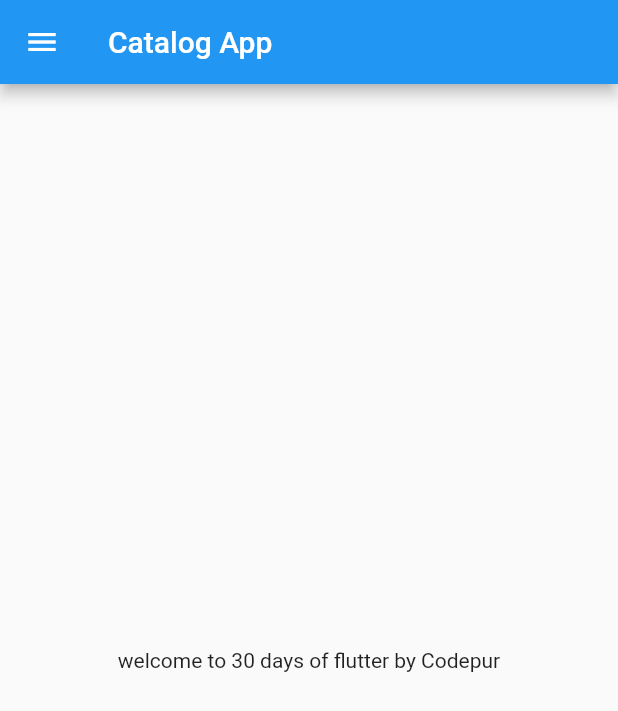
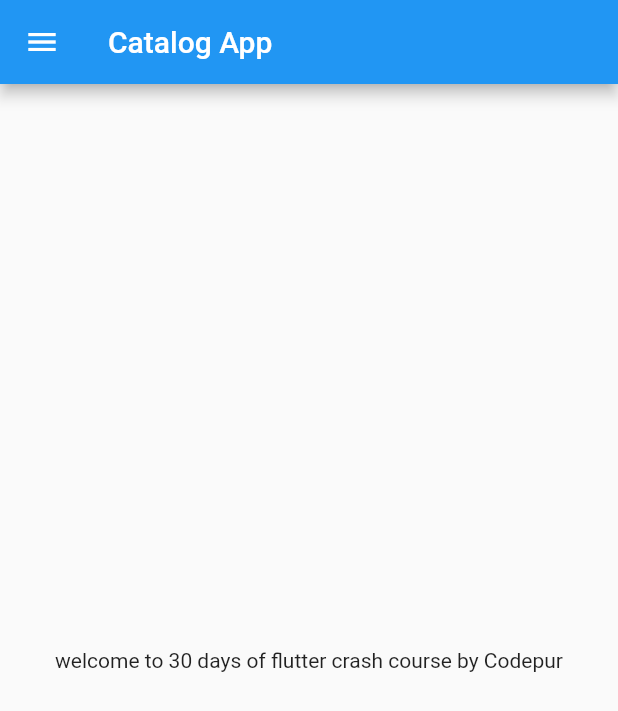
Before and after one commit to CoderRedwing/flutter-app, a Flutter app: the screen it shows after launch, on a phone screen of 412 x 824 dp. Shown: the top 711 px of the screen. Run offline on Flutter 3.47's test engine with Material 2 defaults, Android fonts, the phone set to English and light mode, and no system bars.

Commit message:
new 1123

```diff
--- a/lib/home_page.dart
+++ /dev/null
@@ -1,21 +0,0 @@
-  import 'package:flutter/material.dart';
-
- class HomePage extends StatelessWidget {
-  final int days = 30;
-  final String name = "Codepur";
-
-   @override
-   Widget build(BuildContext context) {
-  return Scaffold(
-    appBar: AppBar(
-       title: Text("Catalog App"),
-      ),
-       body: Center(
-        child: Container(
-         child: Text("welcome to $days days of flutter by $name"),
-       ),
-     ),
-    drawer: Drawer(),
-  );
-   }
- }
--- a/lib/main.dart
+++ b/lib/main.dart
@@ -1,5 +1,6 @@
 import 'package:flutter/material.dart';
- import 'home_page.dart';
+ import 'pages/home_page.dart';
+import 'pages/login_page.dart';
  void main (){
   runApp(MyApp());
 }
@@ -7,7 +8,17 @@ import 'package:flutter/material.dart';
     @override
     Widget build(BuildContext Context) {
       return MaterialApp(
-        home: HomePage(),
+        themeMode: ThemeMode.light,
+        theme: ThemeData(primaryShgfghwatch: Colors.deepOrange),
+        darkTheme: ThemeData(
+          brightness: Brightness.dark,
+        ),
+        initialRoute: "/home",
+        routes: {
+          "/": (context) => LoginPage(),
+          "/home" : (context) =>HomePage(),
+          "/Login": (context) => LoginPage()
+        },
       );
     }
   }
--- /dev/null
+++ b/lib/pages/home_page.dart
@@ -0,0 +1,20 @@
+import 'package:flutter/material.dart';
+class HomePage extends StatelessWidget {
+  final int days = 30;
+  final String name = "Codepur";
+
+  @override
+  Widget build(BuildContext context) {
+    return Scaffold(
+      appBar: AppBar(
+    title: Text("Catalog App"),
+    ),
+      body: Center(
+        child: Container(
+        child: Text("welcome to $days days of flutter crash course by $name"),
+    ),
+    ),
+    drawer: Drawer(),
+    );
+  }
+}
--- a/pubspec.yaml
+++ b/pubspec.yaml
@@ -60,8 +60,8 @@ flutter:
   uses-material-design: true
 
   # To add assets to your application, add an assets section, like this:
-  # assets:
-  #   - images/a_dot_burr.jpeg
+   #assets:
+    # - assets/images/
   #   - images/a_dot_ham.jpeg
 
   # An image asset can refer to one or more resolution-specific "variants", see
```
Also changed, not shown: lib/pages/login_page.dart (added, +20 -0 lines), assets/images/login_image.png (added).
